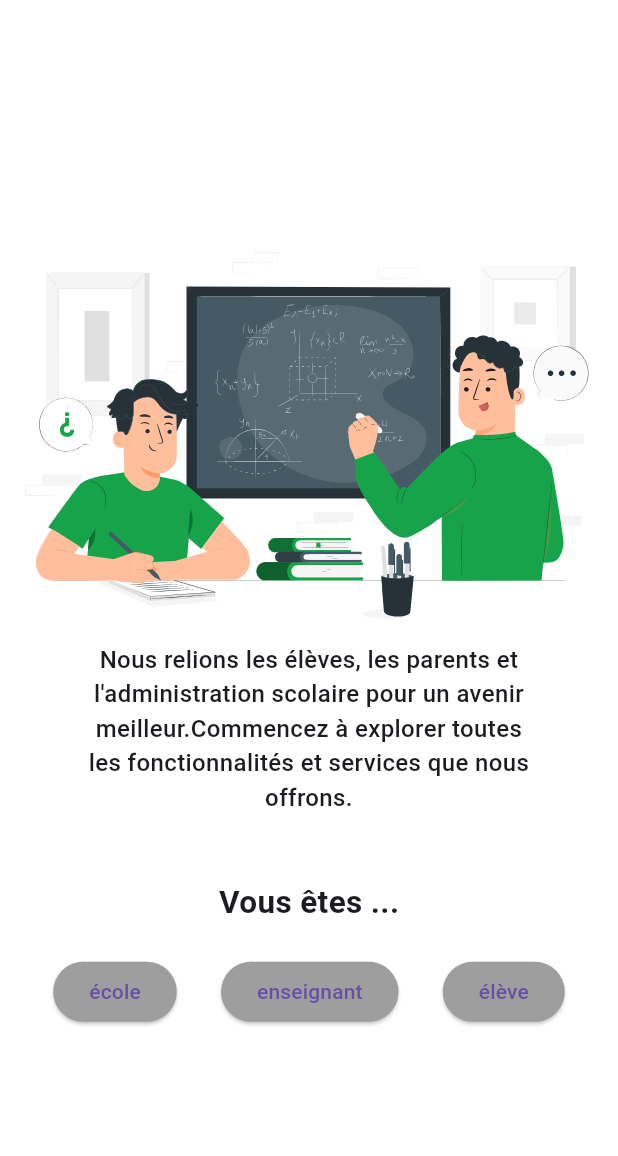
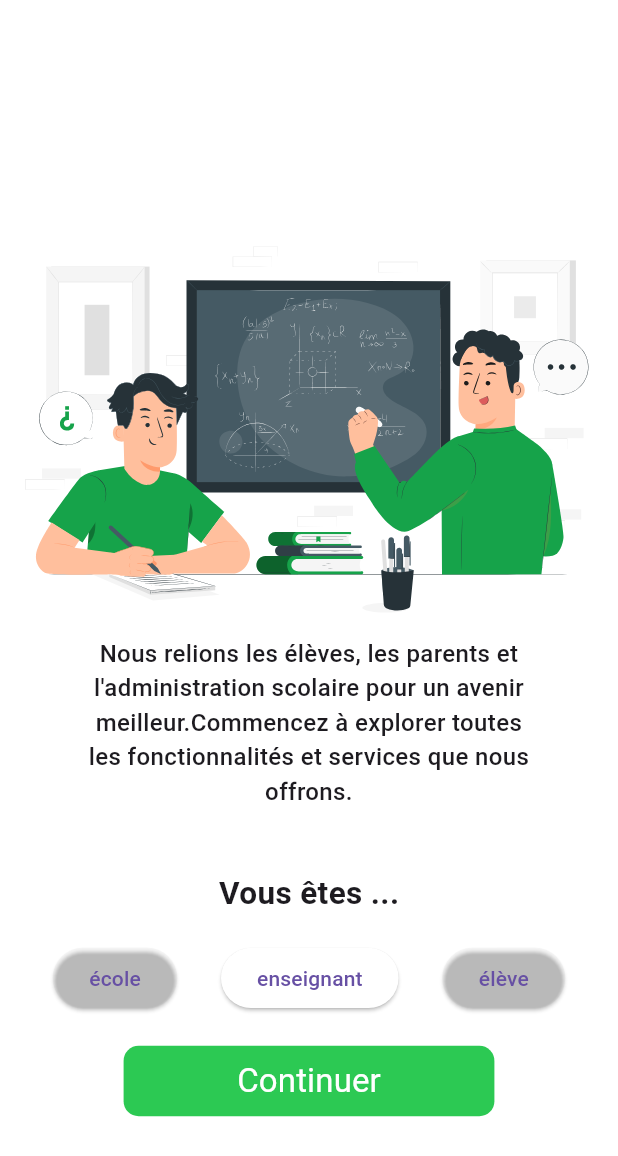
Before and after one commit to hedmi-san/project-kindergarden, a Flutter app: the screen it shows after launch, on a phone screen of 412 x 824 dp. Shown: the top 1156 px of the screen. Run offline on Flutter 3.47's test engine with Material 3 defaults, Android fonts, the phone set to English and light mode, and no system bars; our stand-ins replace flutter_svg, get; Roboto replaces fonts that are missing (poppins).

Commit message:
Second commit

```diff
--- a/lib/features/startScreen/view/start.dart
+++ b/lib/features/startScreen/view/start.dart
@@ -1,6 +1,10 @@
 import 'package:flutter/material.dart';
 import 'package:flutter_svg/flutter_svg.dart';
+import 'package:project_kindergarden/features/Auth/view/school/schoollogin.dart';
+import 'package:project_kindergarden/features/Auth/view/student/studentlogin.dart';
+import 'package:project_kindergarden/features/Auth/view/teacher/teacherlogin.dart';
 import 'package:project_kindergarden/theme/pallete.dart';
+import 'package:get/get.dart';
 
 class StartScreen extends StatefulWidget {
   const StartScreen({super.key});
@@ -28,7 +32,7 @@ class _StartScreenState extends State<StartScreen> {
           crossAxisAlignment: CrossAxisAlignment.center,
           children: [
             SizedBox(
-              height: MediaQuery.sizeOf(context).height * 0.18,
+              height: MediaQuery.sizeOf(context).height * 0.175,
             ),
             SvgPicture.asset('assets/images/Teacher student-pana 1@2x.svg'),
             SizedBox(
@@ -44,7 +48,7 @@ class _StartScreenState extends State<StartScreen> {
               ),
             ),
             SizedBox(
-              height: MediaQuery.sizeOf(context).height * 0.022,
+              height: MediaQuery.sizeOf(context).height * 0.02,
             ),
             const Text(
               'Vous êtes ...',
@@ -54,7 +58,7 @@ class _StartScreenState extends State<StartScreen> {
               ),
             ),
             SizedBox(
-              height: MediaQuery.sizeOf(context).height * 0.025,
+              height: MediaQuery.sizeOf(context).height * 0.021,
             ),
             Row(
               mainAxisAlignment: MainAxisAlignment.spaceEvenly,
@@ -63,28 +67,36 @@ class _StartScreenState extends State<StartScreen> {
                   onPressed: () => _selectButton(0),
                   style: ElevatedButton.styleFrom(
                     backgroundColor: _selectedButtonIndex == 0
-                        ? Pallete.primarygreenColor
-                        : Colors.grey,
+                        ? Pallete.secondarygreenColor
+                        : Colors.transparent,
                   ),
                   child: const Text('école'),
                 ),
                 ElevatedButton(
                   onPressed: () => _selectButton(1),
                   style: ElevatedButton.styleFrom(
-                    backgroundColor:
-                        _selectedButtonIndex == 1 ? Colors.blue : Colors.grey,
+                    backgroundColor: _selectedButtonIndex == 1
+                        ? Pallete.secondarygreenColor
+                        : Colors.white,
                   ),
                   child: const Text('enseignant'),
                 ),
                 ElevatedButton(
                   onPressed: () => _selectButton(2),
                   style: ElevatedButton.styleFrom(
-                    backgroundColor:
-                        _selectedButtonIndex == 2 ? Colors.blue : Colors.grey,
+                    backgroundColor: _selectedButtonIndex == 2
+                        ? Pallete.secondarygreenColor
+                        : Colors.transparent,
                   ),
                   child: const Text('élève'),
                 ),
               ],
+            ),
+            SizedBox(
+              height: MediaQuery.sizeOf(context).height * 0.025,
+            ),
+            SelectionnerButton(
+              selectedindex: _selectedButtonIndex,
             ),
           ],
         ),
@@ -92,3 +104,59 @@ class _StartScreenState extends State<StartScreen> {
     );
   }
 }
+
+class CustomButton extends StatelessWidget {
+  CustomButton({super.key, required this.selcto});
+  VoidCallback selcto;
+  @override
+  Widget build(BuildContext context) {
+    return GestureDetector(
+      onTap: selcto,
+      child: Container(),
+    );
+  }
+}
+
+class SelectionnerButton extends StatelessWidget {
+  const SelectionnerButton({
+    super.key,
+    required this.selectedindex,
+  });
+  final int selectedindex;
+
+  @override
+  Widget build(BuildContext context) {
+    return Container(
+      padding: const EdgeInsets.only(bottom: 12),
+      width: MediaQuery.of(context).size.width * 0.6,
+      child: ElevatedButton(
+        style: ElevatedButton.styleFrom(
+            elevation: 0.0,
+            backgroundColor: Pallete.secondarygreenColor,
+            shape: RoundedRectangleBorder(
+                borderRadius: BorderRadius.circular(10))),
+        onPressed: () {
+          if (selectedindex == 0) {
+            Get.to(const SchoolLoginScreen());
+          } else if (selectedindex == 1) {
+            Get.to(const TeacherLoginScreen());
+          } else if (selectedindex == 2) {
+            Get.to(const StudentLoginScreen());
+          }
+        },
+        child: const Padding(
+          padding: EdgeInsets.all(8.0),
+          child: Text(
+            'Continuer',
+            style: TextStyle(
+              color: Colors.white,
+              fontFamily: 'poppins',
+              fontSize: 22,
+              fontWeight: FontWeight.w400,
+            ),
+          ),
+        ),
+      ),
+    );
+  }
+}
--- a/lib/main.dart
+++ b/lib/main.dart
@@ -1,4 +1,5 @@
 import 'package:flutter/material.dart';
+import 'package:get/get.dart';
 import 'package:project_kindergarden/features/startScreen/view/start.dart';
 
 void main() {
@@ -11,7 +12,7 @@ class MyApp extends StatelessWidget {
   // This widget is the root of your application.
   @override
   Widget build(BuildContext context) {
-    return const MaterialApp(
+    return const GetMaterialApp(
       title: 'morasalati',
       home: StartScreen(),
       debugShowCheckedModeBanner: false,
--- a/lib/theme/pallete.dart
+++ b/lib/theme/pallete.dart
@@ -3,7 +3,8 @@ import 'package:flutter/material.dart';
 class Pallete {
   static const Color backgroundColor = Color.fromRGBO(255, 255, 255, 1);
   static const Color primarygreenColor = Color.fromRGBO(22, 163, 74, 1);
-  static const Color bordergreyColor = Color.fromRGBO(215, 215, 215, 100);
-  static const Color disablegreyColor = Color.fromRGBO(119, 127, 130, 100);
-  static const Color darkestshadeColor = Color.fromRGBO(38, 50, 56, 100);
+  static const Color secondarygreenColor = Color.fromRGBO(44, 201, 83, 1);
+  static const Color bordergreyColor = Color.fromRGBO(215, 215, 215, 1);
+  static const Color disablegreyColor = Color.fromRGBO(119, 127, 130, 1);
+  static const Color darkestshadeColor = Color.fromRGBO(38, 50, 56, 1);
 }
--- a/pubspec.yaml
+++ b/pubspec.yaml
@@ -35,6 +35,7 @@ dependencies:
   # Use with the CupertinoIcons class for iOS style icons.
   cupertino_icons: ^1.0.6
   flutter_svg: ^2.0.10+1
+  get: ^4.6.6
 
 dev_dependencies:
   flutter_test:
```
Also changed, not shown: lib/features/Auth/view/school/schoollogin.dart (added, +10 -0 lines), lib/features/Auth/view/student/studentlogin.dart (added, +10 -0 lines), lib/features/Auth/view/teacher/teacherlogin.dart (added, +10 -0 lines), assets/fonts/Poppins-Black.ttf (added), assets/fonts/Poppins-Bold.ttf (added), assets/fonts/Poppins-ExtraBold.ttf (added), assets/fonts/Poppins-Medium.ttf (added), assets/fonts/Poppins-Regular.ttf (added), assets/fonts/Poppins-SemiBold.ttf (added), pubspec.lock.
